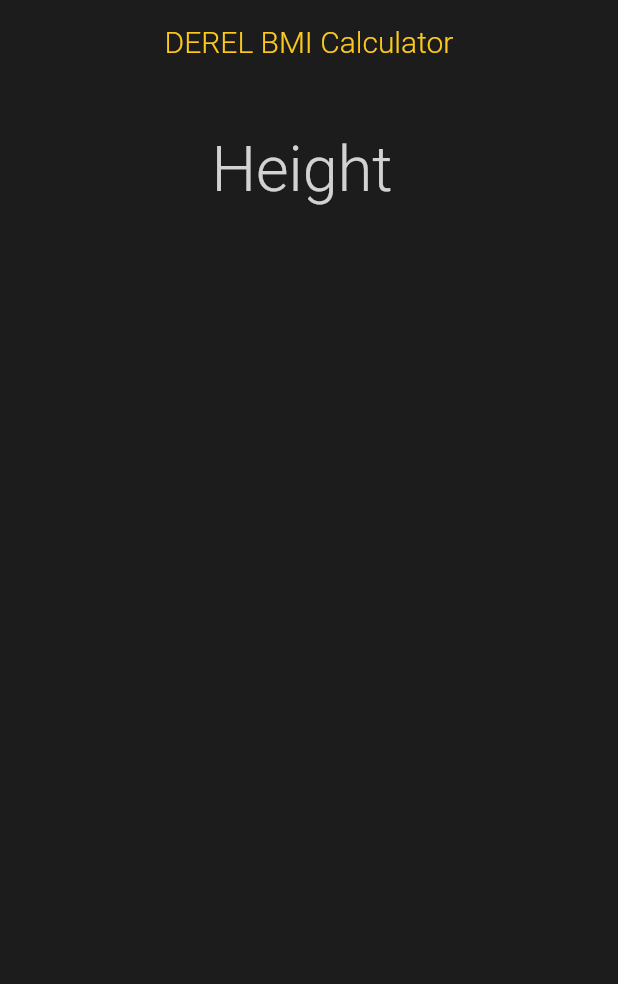
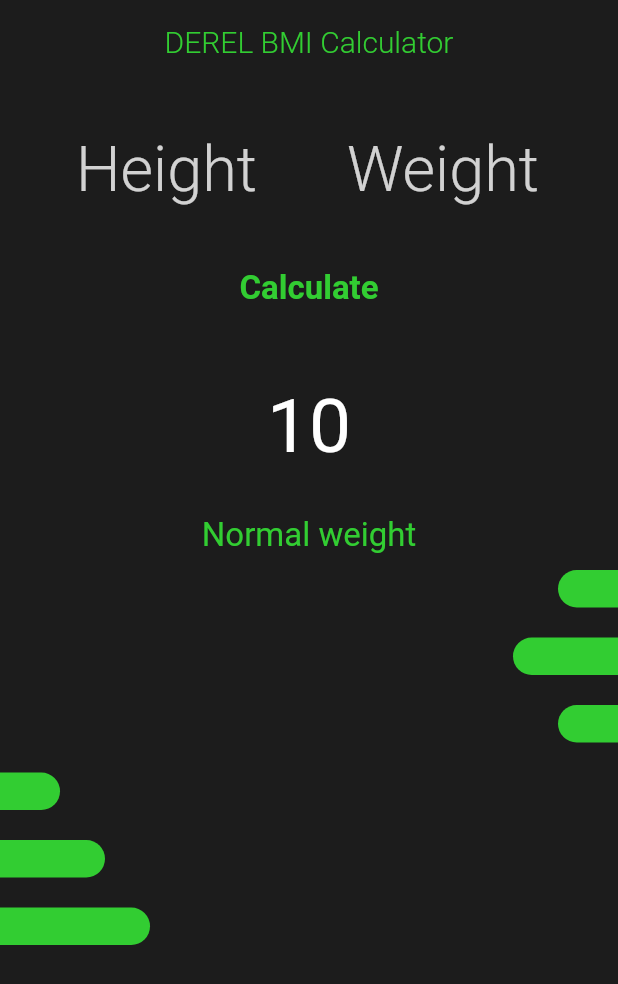
Before and after one commit to Derelmi/bmi-calculator, a Flutter app: the screen it shows after launch, on a phone screen of 412 x 824 dp. Shown: the top 984 px of the screen. Run offline on Flutter 3.47's test engine with Material 2 defaults, Android fonts, the phone set to English and light mode, and no system bars; our stand-ins replace hexcolor.

Commit message:
finished product

```diff
--- a/lib/constants/app_constants.dart
+++ b/lib/constants/app_constants.dart
@@ -3,4 +3,5 @@ import 'package:hexcolor/hexcolor.dart';
 
 
 final Color mainHexColor = HexColor("#1C1C1C");
-final Color accentHexColor = HexColor("#FCC91C");
+final Color accentHexColor = HexColor("#32CD32");
+ get blue => null;
--- a/lib/main.dart
+++ b/lib/main.dart
@@ -17,7 +17,7 @@ class MyApp extends StatelessWidget {
     return MaterialApp(
       title: 'DEREL BMI Calculator',
       debugShowCheckedModeBanner: false,
-      theme: ThemeData(primarySwatch: Colors.yellow,visualDensity: VisualDensity.adaptivePlatformDensity,
+      theme: ThemeData(primarySwatch: Colors.blue,visualDensity: VisualDensity.adaptivePlatformDensity,
       ),
       home: HomeScreen(),
     );
--- a/lib/screens/home.dart
+++ b/lib/screens/home.dart
@@ -1,3 +1,5 @@
+// ignore_for_file: avoid_unnecessary_containers, prefer_const_constructors, sized_box_for_whitespace, use_key_in_widget_constructors
+
 import 'package:flutter_projects/constants/app_constants.dart';
 import 'package:flutter_projects/widgets/left_bar.dart';
 import 'package:flutter_projects/widgets/right_bar.dart';
@@ -13,6 +15,7 @@ class HomeScreen extends StatefulWidget {
 class _HomeScreenState extends State<HomeScreen> {
   @override
   Widget build(BuildContext context) {
+    // var barWidth;
 
     return Scaffold(
       appBar: AppBar(
@@ -38,7 +41,7 @@ class _HomeScreenState extends State<HomeScreen> {
                 style: TextStyle(
                   fontSize: 42,
                   fontWeight: FontWeight.w300,
-                  color: accentHexColor
+                  color: Colors.white
                 ),
                 keyboardType: TextInputType.number,
                 decoration: InputDecoration(
@@ -51,10 +54,58 @@ class _HomeScreenState extends State<HomeScreen> {
                     ),
                 ),
               ),
+            ),
+            Container( width: 130,
+              child: TextField(
+                style: TextStyle(
+                  fontSize: 42,
+                  fontWeight: FontWeight.w300,
+                  color:Colors.white
+                ),
+                keyboardType: TextInputType.number,
+                decoration: InputDecoration(
+                  border: InputBorder.none,
+                  hintText: "Weight",
+                  hintStyle: TextStyle(
+                    fontSize: 42,
+                    fontWeight: FontWeight.w300,
+                    color: Colors.white.withOpacity(.8)
+                    ),
+                     ),
+              ),
             )
 
-          ],)
-        ],
+          ],),
+         const SizedBox(height: 30,),
+          Container(
+            child: Text("Calculate", style:TextStyle(fontSize: 22,fontWeight: FontWeight.bold, color: accentHexColor),),
+          ),
+          const SizedBox(height: 50,),
+          Container(
+            child: Text("10", style: TextStyle(fontSize: 50, color:Colors.white),),
+          ),
+          const SizedBox(height: 30,),
+          Container(
+             child: Text("Normal weight", style: TextStyle(fontSize: 22,fontWeight: FontWeight.w400, color: accentHexColor),),
+          ),
+
+           SizedBox(height: 10,),
+           LeftBar(barWidth:40,),
+           SizedBox(height: 20,),
+           LeftBar(barWidth:70,),
+           SizedBox(height: 20,),
+           LeftBar(barWidth:40,),
+
+
+           SizedBox(height: 20,),
+           RightBar(barWidth:40,),
+           SizedBox(height: 20,),
+           RightBar(barWidth:70,),
+           SizedBox(height: 20,),
+           RightBar(barWidth:100,),
+
+
+          ],
       )),
     );
   }
--- a/lib/widgets/left_bar.dart
+++ b/lib/widgets/left_bar.dart
@@ -2,11 +2,11 @@ import 'package:flutter/material.dart';
  import 'package:flutter_projects/constants/app_constants.dart';
 
 class LeftBar extends StatelessWidget {
-  var barWidth;
+  final double barWidth;
 
   // final double barWidth;
-// const LeftBar({Key key, required this.barWidth}) : super(key: key);
- // get barWidth => null;
+const LeftBar({Key? key, required this.barWidth}) : super(key: key);
+
 
   @override
   Widget build(BuildContext context) {
@@ -18,11 +18,12 @@ class LeftBar extends StatelessWidget {
           width: barWidth,
           // width: 100,
           decoration: BoxDecoration(
-            borderRadius: BorderRadius.only(
+            borderRadius: const BorderRadius.only(
               topLeft: Radius.circular(20),
               bottomLeft: Radius.circular(20),
             ),
-         color: accentHexColor),
+         color: accentHexColor ),
+
         ),
       ],
     );
--- a/lib/widgets/right_bar.dart
+++ b/lib/widgets/right_bar.dart
@@ -2,9 +2,9 @@ import 'package:flutter/material.dart';
  import 'package:flutter_projects/constants/app_constants.dart';
 
 class RightBar extends StatelessWidget {
-  var barWidth;
+  final double barWidth;
   // final double barWidth;
- // const RightBar({Key key, @required this.barWidth}) : super(key: key);
+ const RightBar({Key? key, required this.barWidth}) : super(key: key);
 
   @override
   Widget build(BuildContext context) {
@@ -15,7 +15,7 @@ class RightBar extends StatelessWidget {
           height: 25,
           width: barWidth,
           decoration: BoxDecoration(
-            borderRadius: BorderRadius.only(
+            borderRadius: const BorderRadius.only(
               topRight: Radius.circular(20),
               bottomRight: Radius.circular(20),
             ),
```
